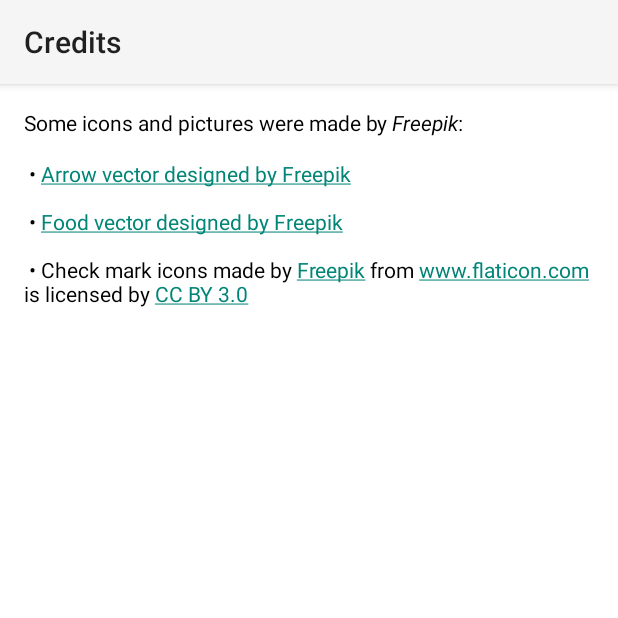
After one commit to mhedin/PainAuChocolat, an Android app: the CreditsActivity screen opened directly, with no data from a screen before it, on a phone screen of 412 x 824 dp, the top half of it. The commit adds this screen. Run offline under Robolectric (Android 15) with nearby library versions, the phone set to English and light mode, and no system bars.

Commit message:
Add a waiting time when choosing the new bringer - Add credits page

```diff
--- a/app/src/main/AndroidManifest.xml
+++ b/app/src/main/AndroidManifest.xml
@@ -37,6 +37,10 @@
         <activity
             android:name="com.morgane.painauchocolat.activities.SettingsActivity"
             android:label="@string/action_settings" />
+
+        <activity android:name=".activities.CreditsActivity"
+            android:label="@string/action_credits" />
+
     </application>
 
 </manifest>
--- /dev/null
+++ b/app/src/main/java/com/morgane/painauchocolat/activities/CreditsActivity.java
@@ -0,0 +1,40 @@
+package com.morgane.painauchocolat.activities;
+
+import android.app.Activity;
+import android.content.SharedPreferences;
+import android.os.Bundle;
+import android.preference.PreferenceManager;
+import android.support.v7.app.AppCompatActivity;
+import android.text.Html;
+import android.text.SpannableString;
+import android.text.method.LinkMovementMethod;
+import android.text.style.ClickableSpan;
+import android.text.util.Linkify;
+import android.view.View;
+import android.widget.AdapterView;
+import android.widget.ArrayAdapter;
+import android.widget.ListView;
+import android.widget.Spinner;
+import android.widget.TextView;
+
+import com.morgane.painauchocolat.R;
+import com.morgane.painauchocolat.utils.Constant;
+
+import java.util.ArrayList;
+import java.util.List;
+
+/**
+ * This activity displays to the user the credits of the application.
+ */
+public class CreditsActivity extends AppCompatActivity {
+
+    @Override
+    protected void onCreate(Bundle savedInstanceState) {
+        super.onCreate(savedInstanceState);
+        setContentView(R.layout.activity_credits);
+
+        TextView creditsTextView = (TextView) findViewById(R.id.credits_text);
+        creditsTextView.setText(R.string.credits_links);
+        creditsTextView.setMovementMethod(LinkMovementMethod.getInstance());
+    }
+}
--- a/app/src/main/java/com/morgane/painauchocolat/activities/HomeActivity.java
+++ b/app/src/main/java/com/morgane/painauchocolat/activities/HomeActivity.java
@@ -80,8 +80,12 @@ public class HomeActivity extends AppCompatActivity implements View.OnClickListe
                 intent = new Intent(this, ManageContributorsActivity.class);
                 break;
 
-            case R.id.action_settings :
+            case R.id.action_settings:
                 intent = new Intent(this, SettingsActivity.class);
+                break;
+
+            case R.id.action_credits:
+                intent = new Intent(this, CreditsActivity.class);
                 break;
         }
 
--- /dev/null
+++ b/app/src/main/res/layout/activity_credits.xml
@@ -0,0 +1,14 @@
+<LinearLayout xmlns:android="http://schemas.android.com/apk/res/android"
+    xmlns:tools="http://schemas.android.com/tools"
+    android:layout_width="match_parent"
+    android:layout_height="match_parent"
+    android:padding="16dp"
+    tools:context=".activities.CreditsActivity"
+    android:orientation="vertical">
+
+    <TextView
+        android:id="@+id/credits_text"
+        android:layout_width="match_parent"
+        android:layout_height="wrap_content" />
+
+</LinearLayout>
--- a/app/src/main/res/values/strings.xml
+++ b/app/src/main/res/values/strings.xml
@@ -4,6 +4,7 @@
     <string name="action_bakery">I need a bakery</string>
     <string name="action_settings">Choose the breakfast day</string>
     <string name="action_contributors">Manage the contributors</string>
+    <string name="action_credits">Credits</string>
 
     <string name="welcome_home">Welcome in the Pain au Chocolat app !\nThis app will allow you to choose randomly the person who will bring the breakfast the next morning. First, you have to add contributors by clicking on the \"Manage the contributors\" menu</string>
     <string name="welcome_contributors">There is no contributor registered yet !\nClick on the button to add one</string>
@@ -33,4 +34,10 @@
         <item>Saturday</item>
         <item>Sunday</item>
     </string-array>
+
+    <string name="credits_links">Some icons and pictures were made by <i>Freepik</i>:\n\n &#8226; <a href="http://fr.freepik.com/photos-vecteurs-libre/fleche">Arrow vector designed by Freepik</a>\n\n &#8226; <a href="http://fr.freepik.com/photos-vecteurs-libre/nourriture">Food vector designed by Freepik</a>\n\n &#8226; Check mark icons made by <a href="http://www.freepik.com" title="Freepik">Freepik</a> from <a href="http://www.flaticon.com" title="Flaticon">www.flaticon.com</a> is licensed by <a href="http://creativecommons.org/licenses/by/3.0/" title="Creative Commons BY 3.0">CC BY 3.0</a></string>
+
+    <string name="notification_title">It\'s time to choose the next bringer !</string>
+    <string name="notification_message">Click to access the application</string>
+
 </resources>
```
Also changed, not shown: app/src/main/java/com/morgane/painauchocolat/activities/BringerActivity.java (+68 -11 lines), app/src/main/res/layout/activity_bringer.xml (+4 -6 lines), app/src/main/res/menu/menu_home.xml (+12 -4 lines).
